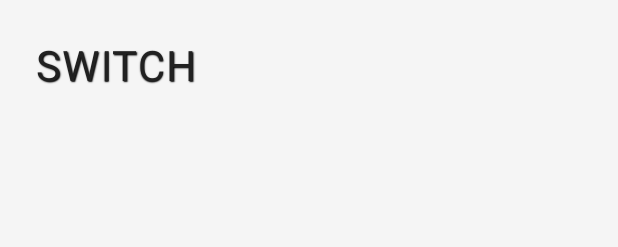
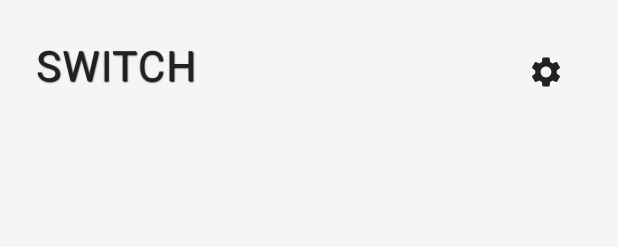
Before and after one commit to alphastar-avi/Switch, an Android app: the layout activity_main.xml on its own in the app's theme, with its tools: preview values and no code run, on a phone screen of 412 x 824 dp. Shown: the top 247 px of the screen. Run offline under Robolectric (Android 15) with nearby library versions, the phone set to English and light mode, and no system bars.

Commit message:
stable version, settings ip

```diff
--- /dev/null
+++ b/app/src/main/res/drawable/ic_settings.xml
@@ -0,0 +1,10 @@
+<?xml version="1.0" encoding="utf-8"?>
+<vector xmlns:android="http://schemas.android.com/apk/res/android"
+    android:width="24dp"
+    android:height="24dp"
+    android:viewportWidth="24"
+    android:viewportHeight="24">
+    <path
+        android:fillColor="@color/text_primary"
+        android:pathData="M19.14,12.94c0.04,-0.3 0.06,-0.61 0.06,-0.94c0,-0.32 -0.02,-0.64 -0.07,-0.94l2.03,-1.58c0.18,-0.14 0.23,-0.41 0.12,-0.61l-1.92,-3.32c-0.12,-0.22 -0.37,-0.29 -0.59,-0.22l-2.39,0.96c-0.5,-0.38 -1.03,-0.7 -1.62,-0.94L14.4,2.81c-0.04,-0.24 -0.24,-0.41 -0.48,-0.41h-3.84c-0.24,0 -0.43,0.17 -0.47,0.41L9.25,5.35C8.66,5.59 8.12,5.92 7.63,6.29L5.24,5.33c-0.22,-0.08 -0.47,0 -0.59,0.22L2.74,8.87C2.62,9.08 2.66,9.34 2.86,9.48l2.03,1.58C4.84,11.36 4.8,11.69 4.8,12s0.02,0.64 0.07,0.94l-2.03,1.58c-0.18,0.14 -0.23,0.41 -0.12,0.61l1.92,3.32c0.12,0.22 0.37,0.29 0.59,0.22l2.39,-0.96c0.5,0.38 1.03,0.7 1.62,0.94l0.36,2.54c0.05,0.24 0.24,0.41 0.48,0.41h3.84c0.24,0 0.44,-0.17 0.47,-0.41l0.36,-2.54c0.59,-0.24 1.13,-0.56 1.62,-0.94l2.39,0.96c0.22,0.08 0.47,0 0.59,-0.22l1.92,-3.32c0.12,-0.22 0.07,-0.47 -0.12,-0.61L19.14,12.94zM12,15.6c-1.98,0 -3.6,-1.62 -3.6,-3.6s1.62,-3.6 3.6,-3.6s3.6,1.62 3.6,3.6S13.98,15.6 12,15.6z"/>
+</vector>
--- a/app/src/main/res/layout/activity_main.xml
+++ b/app/src/main/res/layout/activity_main.xml
@@ -25,6 +25,18 @@
         app:layout_constraintStart_toStartOf="parent"
         app:layout_constraintTop_toTopOf="parent" />
 
+    <ImageButton
+        android:id="@+id/btnSettings"
+        android:layout_width="48dp"
+        android:layout_height="48dp"
+        android:layout_marginEnd="24dp"
+        android:layout_marginTop="24dp"
+        android:background="?attr/selectableItemBackgroundBorderless"
+        android:src="@drawable/ic_settings"
+        android:contentDescription="Settings"
+        app:layout_constraintEnd_toEndOf="parent"
+        app:layout_constraintTop_toTopOf="parent" />
+
     <androidx.recyclerview.widget.RecyclerView
         android:id="@+id/rvAppliances"
         android:layout_width="match_parent"
--- a/app/src/main/res/values/colors.xml
+++ b/app/src/main/res/values/colors.xml
@@ -12,4 +12,5 @@
     <color name="accent">#007AFF</color>
     <color name="card_background">#2C2C2C</color>
     <color name="black">#000000</color>
+    <color name="divider">#E0E0E0</color>
 </resources>
```
Also changed, not shown: app/src/main/java/com/example/aswitch/ApplianceAdapter.kt (+8 -1 lines), app/src/main/java/com/example/aswitch/MainActivity.kt (+31 -1 lines), app/src/main/java/com/example/aswitch/NetworkUtils.kt (added, +38 -0 lines), app/src/main/java/com/example/aswitch/RelayService.kt (+12 -3 lines), app/src/main/java/com/example/aswitch/SettingsDialog.kt (added, +60 -0 lines), app/src/main/res/drawable/edit_text_background.xml (added, +14 -0 lines), app/src/main/res/layout/dialog_settings.xml (added, +58 -0 lines).
